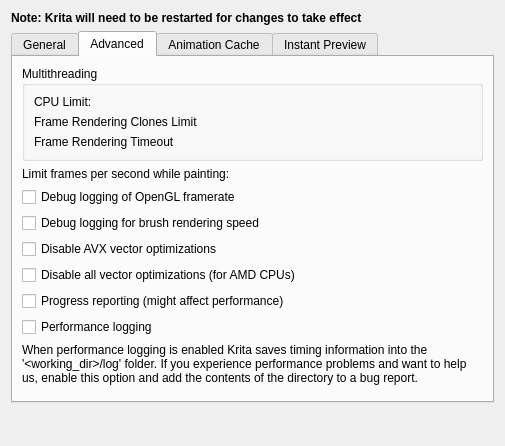
Before: the Qt Designer form libs/ui/forms/wdgperformancesettings.ui in KDE/krita, drawn with Qt 5.
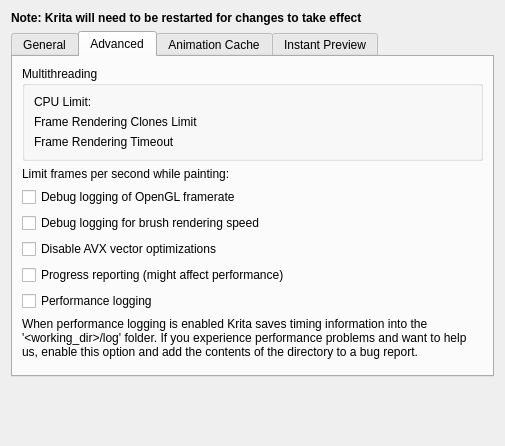
After: the same form once the commit is applied. The open tabs and pages were chosen to show the change. Custom widgets are drawn as their Qt base class.

Commit message:
Remove option to disable vectorization
This was added in Krita in 2015 in 2.9.10 for AMD processors at the
time. Today, it's probably more confusing, so let's drop it.

Diff of the .ui file:
```diff
--- a/libs/ui/forms/wdgperformancesettings.ui
+++ b/libs/ui/forms/wdgperformancesettings.ui
@@ -383,13 +383,6 @@
          </property>
         </widget>
        </item>
-       <item>
-        <widget class="QCheckBox" name="chkDisableVectorOptimizations">
-         <property name="text">
-          <string>Disable all vector optimizations (for AMD CPUs)</string>
-         </property>
-        </widget>
-       </item>
        <item>
         <widget class="QCheckBox" name="chkProgressReporting">
          <property name="text">
```
The commit also changes 4 other files.
